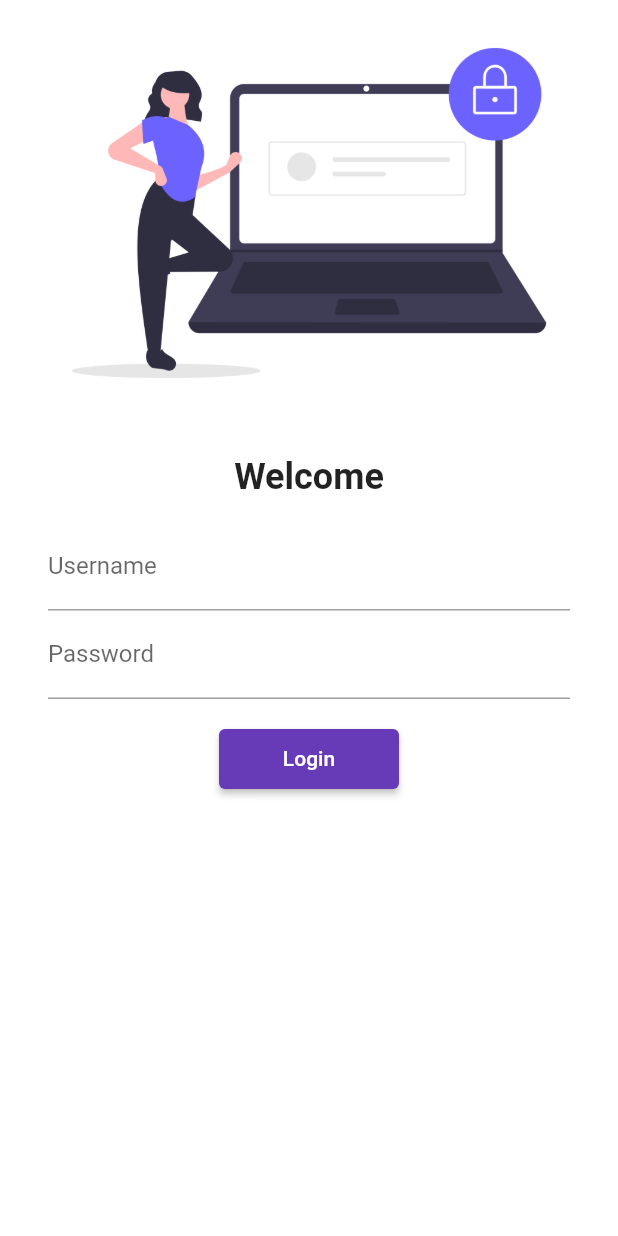
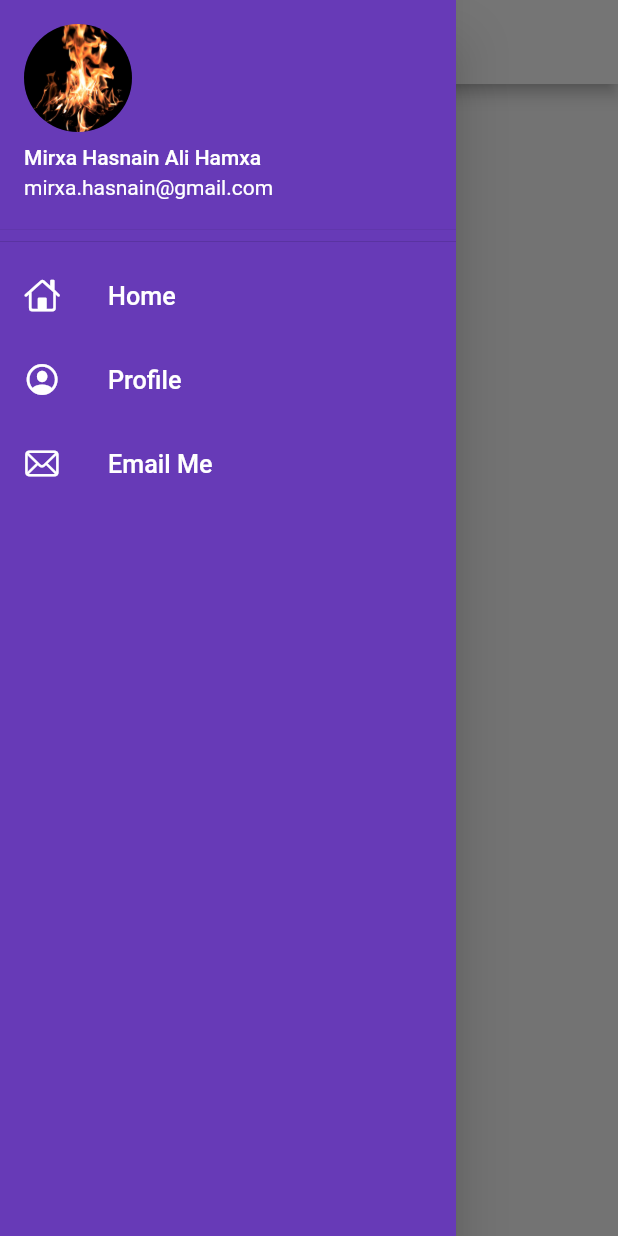
Before and after one commit to XaynMirxa22/flutter_learning, a Flutter app: the screen it shows after launch, with the side drawer open (before the commit the screen has no drawer), on a phone screen of 412 x 824 dp. Run offline on Flutter 3.47's test engine with Material 2 defaults, Android fonts, the phone set to English and light mode, and no system bars; our stand-ins replace google_fonts; Roboto replaces fonts that are missing (Laila).

Commit message:
part 9 Done

```diff
--- a/lib/main.dart
+++ b/lib/main.dart
@@ -1,11 +1,13 @@
 import 'package:flutter/material.dart';
 import 'package:google_fonts/google_fonts.dart';
+import 'package:lesson_1/pages/dashboard.dart';
 import 'package:lesson_1/pages/gridViewPage.dart';
 import 'package:lesson_1/pages/homepage.dart';
 import 'package:lesson_1/pages/listViewPage.dart';
 import 'package:lesson_1/pages/part_4.dart';
 import 'package:lesson_1/pages/table.dart';
 import 'package:lesson_1/utils/routes.dart';
+import 'package:lesson_1/widgets/themes.dart';
 
 void main() {
   runApp(const MyApp());
@@ -19,9 +21,8 @@ class MyApp extends StatelessWidget {
     return MaterialApp(
       debugShowCheckedModeBanner: false,
       title: 'MXK Learning App',
-      theme: ThemeData(
-          primarySwatch: Colors.deepPurple,
-          fontFamily: GoogleFonts.laila().fontFamily),
+      theme: MyTheme.lightTheme(context),
+      darkTheme: MyTheme.darkTheme(context),
       //part 2 Input,Radio,Check,Label
       //home: const HomePage());
 
@@ -41,11 +42,12 @@ class MyApp extends StatelessWidget {
 
       //TODO: Part 5
       //Login With Navigation
-
+      initialRoute: MyRoutes.dashboardRoute,
       routes: {
         "/": (context) => const Part4(),
         MyRoutes.homeRoute: (context) => const HomePage(),
         MyRoutes.loginRoute: (context) => const Part4(),
+        MyRoutes.dashboardRoute: (context) => const Dashboard(),
       },
     );
   }
--- /dev/null
+++ b/lib/pages/dashboard.dart
@@ -0,0 +1,74 @@
+import 'package:flutter/cupertino.dart';
+import 'package:flutter/material.dart';
+
+class Dashboard extends StatelessWidget {
+  const Dashboard({Key? key}) : super(key: key);
+
+  @override
+  Widget build(BuildContext context) {
+    return Scaffold(
+      appBar: AppBar(
+        title: Center(child: const Text('Dashboard')),
+      ),
+      drawer: Drawer(
+        child: Container(
+          color: Colors.deepPurple,
+          child: ListView(
+            padding: EdgeInsets.zero,
+            children: const [
+              DrawerHeader(
+                  padding: EdgeInsets.zero,
+                  child: UserAccountsDrawerHeader(
+                    accountName: Text("Mirxa Hasnain Ali Hamxa"),
+                    accountEmail: Text("mirxa.hasnain@gmail.com"),
+                    currentAccountPicture: CircleAvatar(
+                      backgroundImage:
+                          AssetImage('assets/images/acc_person.jpg'),
+                    ),
+                  )),
+              ListTile(
+                leading: Icon(
+                  CupertinoIcons.home,
+                  color: Colors.white,
+                ),
+                title: Text(
+                  "Home",
+                  textScaleFactor: 1.2,
+                  style: TextStyle(
+                    color: Colors.white,
+                  ),
+                ),
+              ),
+              ListTile(
+                leading: Icon(
+                  CupertinoIcons.profile_circled,
+                  color: Colors.white,
+                ),
+                title: Text(
+                  "Profile",
+                  textScaleFactor: 1.2,
+                  style: TextStyle(
+                    color: Colors.white,
+                  ),
+                ),
+              ),
+              ListTile(
+                leading: Icon(
+                  CupertinoIcons.mail,
+                  color: Colors.white,
+                ),
+                title: Text(
+                  "Email Me",
+                  textScaleFactor: 1.2,
+                  style: TextStyle(
+                    color: Colors.white,
+                  ),
+                ),
+              )
+            ],
+          ),
+        ),
+      ),
+    );
+  }
+}
--- a/lib/pages/part_4.dart
+++ b/lib/pages/part_4.dart
@@ -63,7 +63,7 @@ class _Part4State extends State<Part4> {
                         if (value.toString().isEmpty) {
                           return 'Password cannot be empty';
                         } else if (value.toString().length < 6) {
-                          return 'Username should be atleast 6 characters';
+                          return 'Password should be atleast 6 characters';
                         } else {
                           return null;
                         }
--- a/lib/utils/routes.dart
+++ b/lib/utils/routes.dart
@@ -1,4 +1,5 @@
 class MyRoutes {
   static String homeRoute = "/home";
   static String loginRoute = "/login";
+  static String dashboardRoute = "/dashboard";
 }
--- /dev/null
+++ b/lib/widgets/themes.dart
@@ -0,0 +1,21 @@
+import 'package:flutter/material.dart';
+import 'package:google_fonts/google_fonts.dart';
+
+class MyTheme {
+  static ThemeData lightTheme(BuildContext context) => ThemeData(
+        primarySwatch: Colors.deepPurple,
+        fontFamily: GoogleFonts.laila().fontFamily,
+        appBarTheme: const AppBarTheme(
+          color: Colors.white,
+          iconTheme: IconThemeData(color: Colors.black),
+          titleTextStyle: TextStyle(
+            color: Colors.black,
+            fontWeight: FontWeight.bold,
+          ),
+        ),
+      );
+
+  static ThemeData darkTheme(BuildContext context) => ThemeData(
+        brightness: Brightness.dark,
+      );
+}
```
Also changed, not shown: lib/models/dashItem.dart (added, +7 -0 lines), lib/pages/homepage.dart (+68 -8 lines), assets/images/acc_person.jpg (added), 1 other file.
